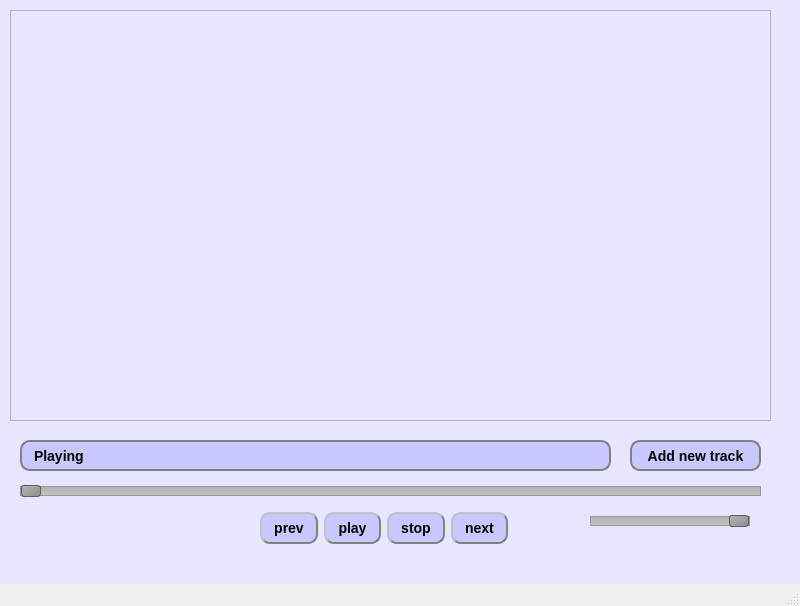
This is mainwindow.ui in arfshukhov/xp3player as Qt 5 draws it before an edit. The edited form follows.
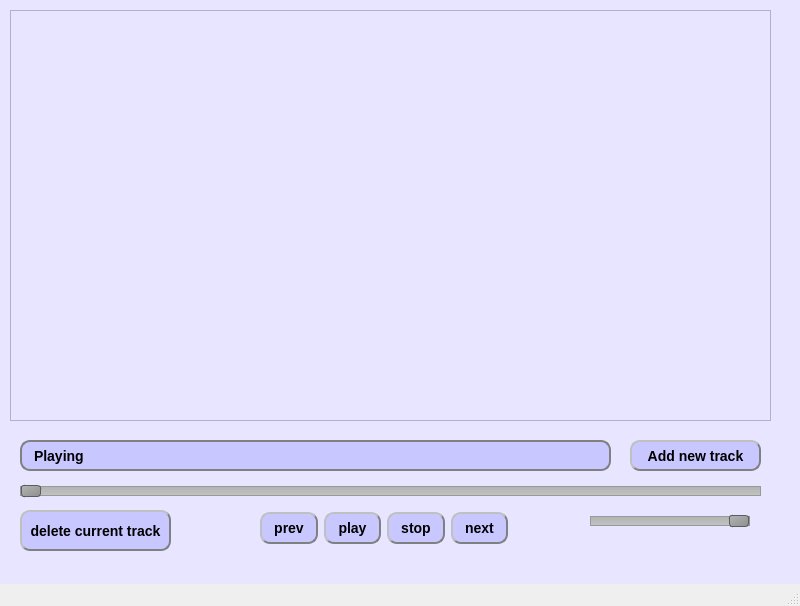
This is the edited form.

```diff
--- a/mainwindow.ui
+++ b/mainwindow.ui
@@ -34,13 +34,24 @@
      </rect>
     </property>
     <property name="styleSheet">
-     <string notr="true"> QPushButton {
-     border: 2px solid gray;
-     border-radius: 10px;
-     padding: 0 8px;
-     background-color: rgb(201, 199, 255);
-	font: bold 14px;
- }</string>
+     <string notr="true">QPushButton {
+    background-color: rgb(201, 199, 255);
+    border-style: outset;
+    border-width: 2px;
+    border-radius: 10px;
+    border-color: grey;
+    font: bold 14px;
+    padding: 6px;
+}
+QPushButton::pressed{
+    background-color: rgb(149, 130, 255);
+    border-style: outset;
+    border-width: 2px;
+    border-radius: 10px;
+    border-color: grey;
+    font: bold 14px;
+    padding: 6px;
+}</string>
     </property>
     <property name="text">
      <string>Add new track</string>
@@ -214,7 +225,7 @@
      <number>1</number>
     </property>
    </widget>
-   <widget class="QWidget" name="">
+   <widget class="QWidget" name="layoutWidget">
     <property name="geometry">
      <rect>
       <x>260</x>
@@ -300,6 +311,39 @@
      </item>
     </layout>
    </widget>
+   <widget class="QPushButton" name="del_button">
+    <property name="geometry">
+     <rect>
+      <x>20</x>
+      <y>510</y>
+      <width>151</width>
+      <height>41</height>
+     </rect>
+    </property>
+    <property name="styleSheet">
+     <string notr="true">QPushButton {
+    background-color: rgb(201, 199, 255);
+    border-style: outset;
+    border-width: 2px;
+    border-radius: 10px;
+    border-color: grey;
+    font: bold 14px;
+    padding: 6px;
+}
+QPushButton::pressed{
+    background-color: rgb(149, 130, 255);
+    border-style: outset;
+    border-width: 2px;
+    border-radius: 10px;
+    border-color: grey;
+    font: bold 14px;
+    padding: 6px;
+}</string>
+    </property>
+    <property name="text">
+     <string>delete current track</string>
+    </property>
+   </widget>
   </widget>
   <widget class="QMenuBar" name="menubar">
    <property name="geometry">
```
Left out of the diff: 39 changed lines with no effect on the pictures.
